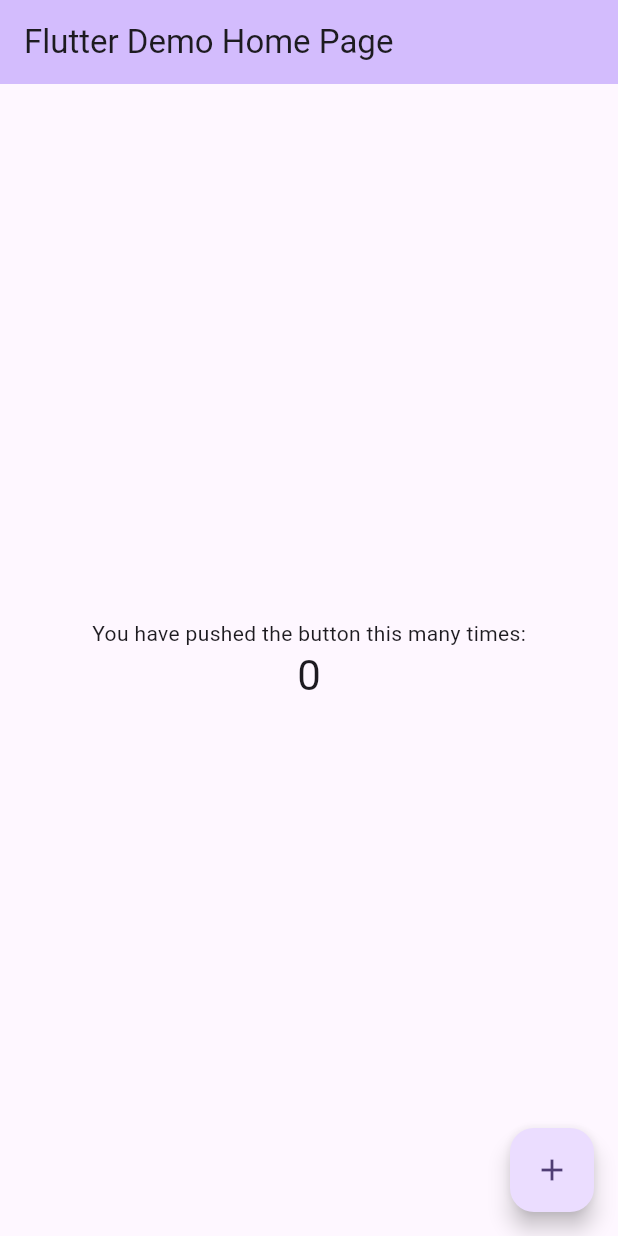
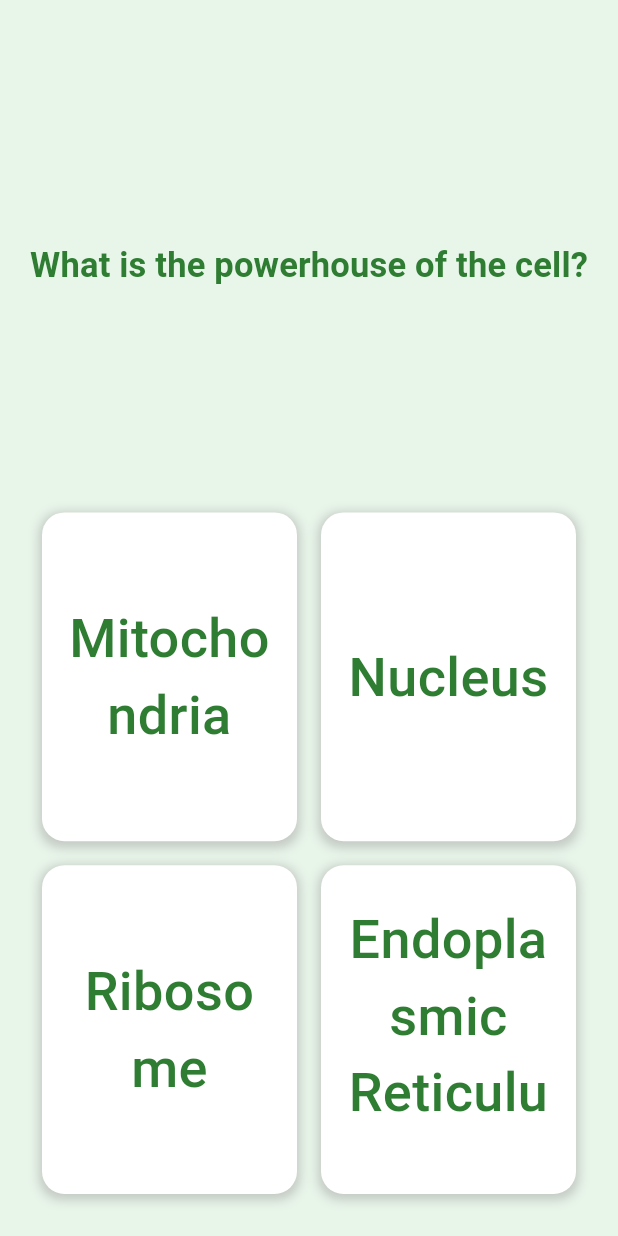
Before and after one commit to kpdavid3/randomizer-app, a Flutter app: the screen it shows after launch, on a phone screen of 412 x 824 dp. Run offline on Flutter 3.47's test engine with Material 3 defaults, Android fonts, the phone set to English and light mode, and no system bars.

```diff
--- a/lib/main.dart
+++ b/lib/main.dart
@@ -1,125 +1,107 @@
 import 'package:flutter/material.dart';
 
 void main() {
-  runApp(const MyApp());
+  runApp(MyApp());
 }
 
 class MyApp extends StatelessWidget {
-  const MyApp({super.key});
-
-  // This widget is the root of your application.
   @override
   Widget build(BuildContext context) {
     return MaterialApp(
-      title: 'Flutter Demo',
       theme: ThemeData(
-        // This is the theme of your application.
-        //
-        // TRY THIS: Try running your application with "flutter run". You'll see
-        // the application has a blue toolbar. Then, without quitting the app,
-        // try changing the seedColor in the colorScheme below to Colors.green
-        // and then invoke "hot reload" (save your changes or press the "hot
-        // reload" button in a Flutter-supported IDE, or press "r" if you used
-        // the command line to start the app).
-        //
-        // Notice that the counter didn't reset back to zero; the application
-        // state is not lost during the reload. To reset the state, use hot
-        // restart instead.
-        //
-        // This works for code too, not just values: Most code changes can be
-        // tested with just a hot reload.
-        colorScheme: ColorScheme.fromSeed(seedColor: Colors.deepPurple),
-        useMaterial3: true,
+        primarySwatch: Colors.green,
       ),
-      home: const MyHomePage(title: 'Flutter Demo Home Page'),
+      home: QuizPage(),
     );
   }
 }
 
-class MyHomePage extends StatefulWidget {
-  const MyHomePage({super.key, required this.title});
-
-  // This widget is the home page of your application. It is stateful, meaning
-  // that it has a State object (defined below) that contains fields that affect
-  // how it looks.
-
-  // This class is the configuration for the state. It holds the values (in this
-  // case the title) provided by the parent (in this case the App widget) and
-  // used by the build method of the State. Fields in a Widget subclass are
-  // always marked "final".
-
-  final String title;
-
-  @override
-  State<MyHomePage> createState() => _MyHomePageState();
-}
-
-class _MyHomePageState extends State<MyHomePage> {
-  int _counter = 0;
-
-  void _incrementCounter() {
-    setState(() {
-      // This call to setState tells the Flutter framework that something has
-      // changed in this State, which causes it to rerun the build method below
-      // so that the display can reflect the updated values. If we changed
-      // _counter without calling setState(), then the build method would not be
-      // called again, and so nothing would appear to happen.
-      _counter++;
-    });
-  }
-
+class QuizPage extends StatelessWidget {
   @override
   Widget build(BuildContext context) {
-    // This method is rerun every time setState is called, for instance as done
-    // by the _incrementCounter method above.
-    //
-    // The Flutter framework has been optimized to make rerunning build methods
-    // fast, so that you can just rebuild anything that needs updating rather
-    // than having to individually change instances of widgets.
     return Scaffold(
-      appBar: AppBar(
-        // TRY THIS: Try changing the color here to a specific color (to
-        // Colors.amber, perhaps?) and trigger a hot reload to see the AppBar
-        // change color while the other colors stay the same.
-        backgroundColor: Theme.of(context).colorScheme.inversePrimary,
-        // Here we take the value from the MyHomePage object that was created by
-        // the App.build method, and use it to set our appbar title.
-        title: Text(widget.title),
-      ),
-      body: Center(
-        // Center is a layout widget. It takes a single child and positions it
-        // in the middle of the parent.
+      body: Container(
+        padding: EdgeInsets.all(20.0),
+        color: Colors.green[50],
         child: Column(
-          // Column is also a layout widget. It takes a list of children and
-          // arranges them vertically. By default, it sizes itself to fit its
-          // children horizontally, and tries to be as tall as its parent.
-          //
-          // Column has various properties to control how it sizes itself and
-          // how it positions its children. Here we use mainAxisAlignment to
-          // center the children vertically; the main axis here is the vertical
-          // axis because Columns are vertical (the cross axis would be
-          // horizontal).
-          //
-          // TRY THIS: Invoke "debug painting" (choose the "Toggle Debug Paint"
-          // action in the IDE, or press "p" in the console), to see the
-          // wireframe for each widget.
           mainAxisAlignment: MainAxisAlignment.center,
           children: <Widget>[
-            const Text(
-              'You have pushed the button this many times:',
+            Expanded(
+              flex: 2,
+              child: Center(
+                child: FittedBox(
+                  fit: BoxFit.fitWidth,
+                  child: Text(
+                    'What is the powerhouse of the cell?',
+                    style: TextStyle(
+                      fontSize: 48.0,
+                      fontWeight: FontWeight.bold,
+                      color: Colors.green[800],
+                    ),
+                    maxLines: 1,
+                  ),
+                ),
+              ),
             ),
-            Text(
-              '$_counter',
-              style: Theme.of(context).textTheme.headlineMedium,
+            Expanded(
+              flex: 3,
+              child: Column(
+                mainAxisAlignment: MainAxisAlignment.center,
+                children: [
+                  Expanded(
+                    child: Row(
+                      mainAxisAlignment: MainAxisAlignment.spaceEvenly,
+                      children: [
+                        Expanded(child: buildChoiceBox('Mitochondria')),
+                        Expanded(child: buildChoiceBox('Nucleus')),
+                      ],
+                    ),
+                  ),
+                  Expanded(
+                    child: Row(
+                      mainAxisAlignment: MainAxisAlignment.spaceEvenly,
+                      children: [
+                        Expanded(child: buildChoiceBox('Ribosome')),
+                        Expanded(child: buildChoiceBox('Endoplasmic Reticulum')),
+                      ],
+                    ),
+                  ),
+                ],
+              ),
             ),
           ],
         ),
       ),
-      floatingActionButton: FloatingActionButton(
-        onPressed: _incrementCounter,
-        tooltip: 'Increment',
-        child: const Icon(Icons.add),
-      ), // This trailing comma makes auto-formatting nicer for build methods.
+    );
+  }
+
+  Widget buildChoiceBox(String text) {
+    return Container(
+      margin: EdgeInsets.all(8.0),
+      padding: EdgeInsets.symmetric(vertical: 24.0, horizontal: 16.0),
+      decoration: BoxDecoration(
+        color: Colors.white,
+        borderRadius: BorderRadius.circular(15),
+        boxShadow: [
+          BoxShadow(
+            color: Colors.grey.withOpacity(0.5),
+            spreadRadius: 2,
+            blurRadius: 5,
+            offset: Offset(0, 2),
+          ),
+        ],
+      ),
+      child: Center(
+        child: Text(
+          text,
+          style: TextStyle(
+            fontSize: 36.0,
+            fontWeight: FontWeight.w500,
+            color: Colors.green[800],
+          ),
+          textAlign: TextAlign.center,
+        ),
+      ),
     );
   }
 }
--- a/pubspec.yaml
+++ b/pubspec.yaml
@@ -35,6 +35,7 @@ dependencies:
   # The following adds the Cupertino Icons font to your application.
   # Use with the CupertinoIcons class for iOS style icons.
   cupertino_icons: ^1.0.2
+  auto_size_text: ^3.0.0
 
 dev_dependencies:
   flutter_test:
```
Also changed, not shown: pubspec.lock, 103 other files.
